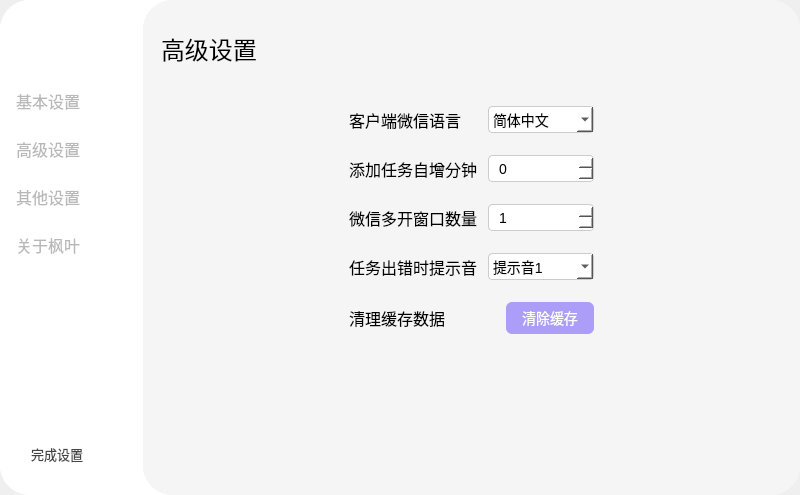
Above: Ui_SettingWindow.ui from YangShengzhou03/LeafAuto before the change. Below: the same form after it.
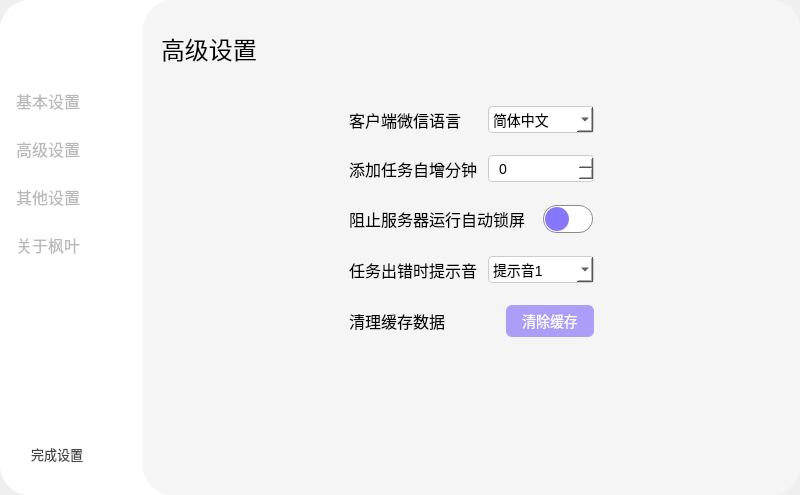
That is the form after the change. The open tabs and pages were chosen to show the change. Icons and pictures are not drawn.

```diff
--- a/Ui_SettingWindow.ui
+++ b/Ui_SettingWindow.ui
@@ -1240,7 +1240,7 @@
                   </layout>
                  </item>
                  <item>
-                  <layout class="QHBoxLayout" name="horizontalLayout_29" stretch="1,1">
+                  <layout class="QHBoxLayout" name="horizontalLayout_29" stretch="1,0">
                    <property name="spacing">
                     <number>0</number>
                    </property>
@@ -1263,51 +1263,68 @@
 }</string>
                      </property>
                      <property name="text">
-                      <string>微信多开窗口数量</string>
+                      <string>阻止服务器运行自动锁屏</string>
                      </property>
                     </widget>
                    </item>
                    <item>
-                    <widget class="QSpinBox" name="spinBox_openmore">
+                    <widget class="QCheckBox" name="checkBox_sever">
                      <property name="minimumSize">
                       <size>
-                       <width>106</width>
-                       <height>27</height>
+                       <width>52</width>
+                       <height>30</height>
                       </size>
                      </property>
                      <property name="maximumSize">
                       <size>
-                       <width>106</width>
-                       <height>27</height>
+                       <width>52</width>
+                       <height>30</height>
                       </size>
                      </property>
+                     <property name="font">
+                      <font>
+                       <pointsize>12</pointsize>
+                      </font>
+                     </property>
                      <property name="styleSheet">
-                      <string notr="true">QSpinBox {
-    border: 1px solid #ccc;
-    padding: 4px 20px 4px 8px;
-    font-family: 'Microsoft YaHei', sans-serif;
-    font-size: 14px;
-    width: 120px;
-    background-color: #fff;
-    border-radius: 4px;
-    color: rgb(0, 0, 0);
+                      <string notr="true">QCheckBox {
+    width: 18px;
+    height: 14px;
+    margin: 1px;
+    border-radius: 14px;
+    padding: 0;
+    border: 1px solid #8a8a8a;
 }
 
-QSpinBox:hover {
-    border-color: #888;
-    background-color: #f5f5f5;
+QCheckBox::indicator {
+    width: 24px;
+    height: 24px;
+    border-radius: 12px;
+    box-shadow: 0px 2px 5px 0px rgba(0, 0, 0, 0.3);
+    position: absolute;
+    top: 1px;
 }
 
-QSpinBox:focus {
-    border-color: #0078d4;
-    box-shadow: 0 0 3px rgba(0, 120, 212, 0.8);
+QCheckBox:unchecked {
+    background-color: white;
+}
+
+QCheckBox:checked {
+    background-color: qradialgradient(cx:0.5, cy:0.5, radius:1, fx:0.5, fy:0.5, stop:0.66 rgba(134, 119, 253, 255), stop:1 rgba(119, 111, 252, 255));
+}
+
+QCheckBox::indicator:unchecked {
+    background: qradialgradient(cx:0.5, cy:0.5, radius:1, fx:0.5, fy:0.5, stop:0.66 rgba(134, 119, 253, 255), stop:1 rgba(119, 111, 252, 255));
+    left: 1px;
+}
+
+QCheckBox::indicator:checked {
+    background-color: white;
+    left: 24px;
 }</string>
                      </property>
-                     <property name="minimum">
-                      <number>1</number>
-                     </property>
-                     <property name="maximum">
-                      <number>15</number>
+                     <property name="text">
+                      <string/>
                      </property>
                     </widget>
                    </item>
```
Left out of the diff: 21 changed lines with no effect on the pictures.
